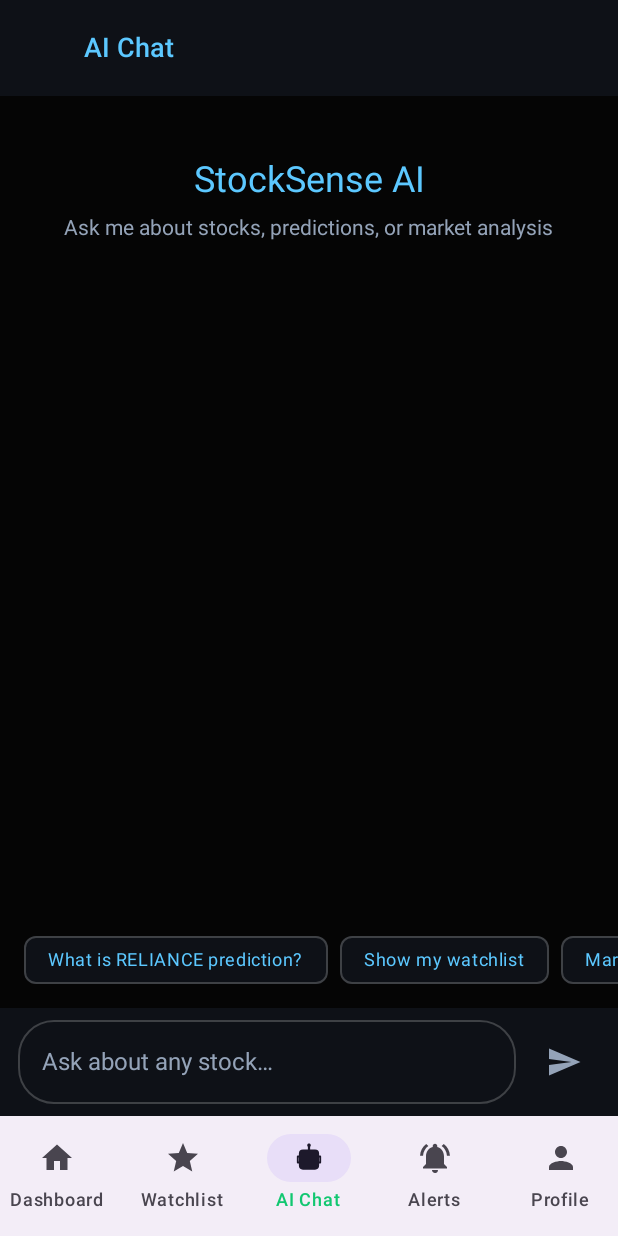
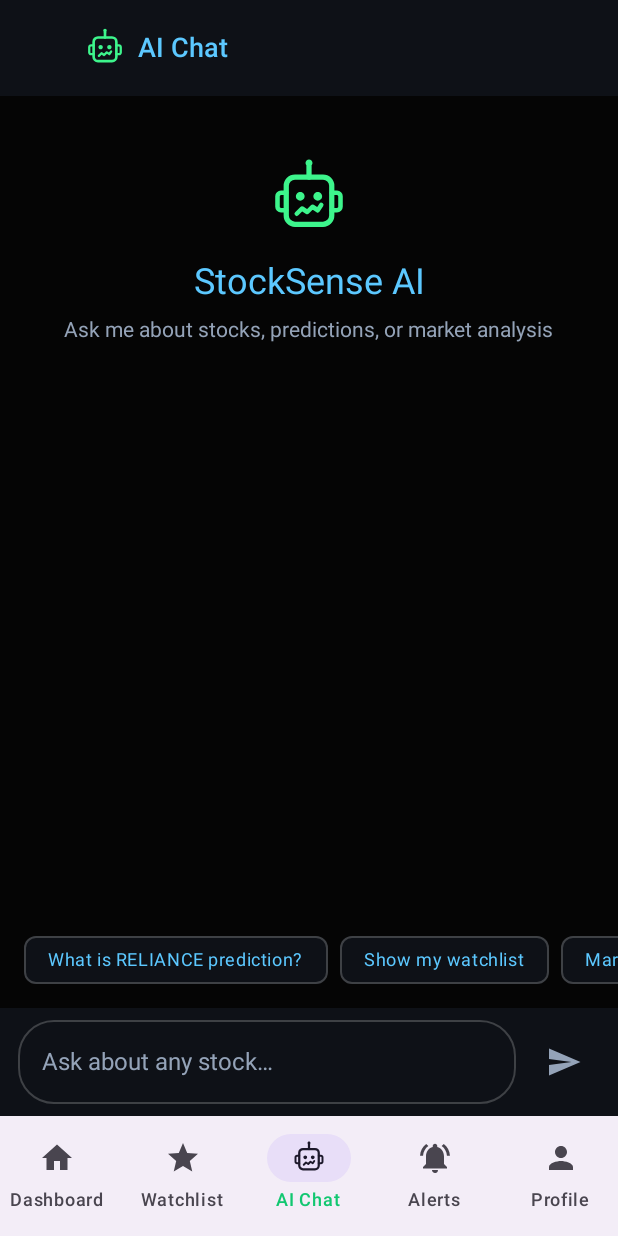
Before and after one commit to upamanyu92/Stocksense-financeAI, an Android app built with Jetpack Compose: the ChatScreen screen opened through its navigation route, on a phone screen of 412 x 824 dp. Run offline under Robolectric (Android 15) with nearby library versions, the phone set to English and light mode, and no system bars; our stand-ins replace Room's generated code.

Commit message:
Fix AI Chat icon: redesign as monochrome vector for proper Material 3 tinting
The previous icon had hardcoded multi-colors (#5CC8FF, #3DF58C) that were
overridden by Material 3's Icon tint, breaking the icon appearance in the
navigation bar.

- Redesign ic_ai_agent.xml as monochrome (all #FF000000) so Material 3
  tinting correctly handles selected/unselected states
- Design: robot face with stock-chart uptrend mouth, antenna, ear connectors
- Add AI agent icon to ChatScreen top bar title and welcome message area

Agent-Logs-Url: https://github.com/upamanyu92/Stocksense-financeAI/sessions/14dad57b-d3d6-4f67-80d4-81f3ede7f13c

Co-authored-by: upamanyu92 <8329782+upamanyu92@users.noreply.github.com>

```diff
--- a/app/src/main/java/com/stocksense/app/ui/screens/ChatScreen.kt
+++ b/app/src/main/java/com/stocksense/app/ui/screens/ChatScreen.kt
@@ -16,7 +16,9 @@ import androidx.compose.runtime.*
 import androidx.compose.ui.Alignment
 import androidx.compose.ui.Modifier
 import androidx.compose.ui.draw.clip
+import androidx.compose.ui.res.painterResource
 import androidx.compose.ui.unit.dp
+import com.stocksense.app.R
 import com.stocksense.app.ui.theme.*
 import com.stocksense.app.viewmodel.ChatUiMessage
 import com.stocksense.app.viewmodel.ChatViewModel
@@ -42,7 +44,18 @@ fun ChatScreen(
     Scaffold(
         topBar = {
             TopAppBar(
-                title = { Text("AI Chat") },
+                title = {
+                    Row(verticalAlignment = Alignment.CenterVertically) {
+                        Icon(
+                            painter = painterResource(id = R.drawable.ic_ai_agent),
+                            contentDescription = null,
+                            modifier = Modifier.size(28.dp),
+                            tint = NeonGreen
+                        )
+                        Spacer(modifier = Modifier.width(8.dp))
+                        Text("AI Chat")
+                    }
+                },
                 navigationIcon = {
                     IconButton(onClick = onBack) {
                         Icon(
@@ -132,6 +145,13 @@ private fun WelcomeMessage() {
             .padding(vertical = 32.dp),
         horizontalAlignment = Alignment.CenterHorizontally
     ) {
+        Icon(
+            painter = painterResource(id = R.drawable.ic_ai_agent),
+            contentDescription = "StockSense AI",
+            modifier = Modifier.size(56.dp),
+            tint = NeonGreen
+        )
+        Spacer(modifier = Modifier.height(12.dp))
         Text(
             text = "StockSense AI",
             style = MaterialTheme.typography.headlineSmall,
--- a/app/src/main/res/drawable/ic_ai_agent.xml
+++ b/app/src/main/res/drawable/ic_ai_agent.xml
@@ -5,70 +5,59 @@
     android:viewportWidth="24"
     android:viewportHeight="24">
 
-    <!-- Robot head outline -->
+    <!-- Antenna tip -->
     <path
-        android:pathData="M6,9 L6,17 Q6,19 8,19 L16,19 Q18,19 18,17 L18,9 Q18,7 16,7 L8,7 Q6,7 6,9 Z"
-        android:strokeColor="#5CC8FF"
-        android:strokeWidth="1.5"
-        android:fillColor="#0E1117" />
+        android:pathData="M12,2m-1,0a1,1 0,1,1 2,0a1,1 0,1,1 -2,0"
+        android:fillColor="#FF000000" />
 
-    <!-- Antenna -->
+    <!-- Antenna stem -->
     <path
-        android:pathData="M12,7 L12,4"
-        android:strokeColor="#5CC8FF"
+        android:pathData="M12,3L12,6"
+        android:strokeColor="#FF000000"
         android:strokeWidth="1.5"
         android:strokeLineCap="round" />
 
-    <!-- Antenna tip (circle) -->
+    <!-- Robot head (rounded rectangle outline) -->
     <path
-        android:pathData="M12,3.5 m-1.2,0 a1.2,1.2 0,1 1,2.4 0 a1.2,1.2 0,1 1,-2.4 0"
-        android:fillColor="#3DF58C" />
+        android:pathData="M8,6L16,6C17.38,6 18.5,7.12 18.5,8.5L18.5,17C18.5,18.38 17.38,19.5 16,19.5L8,19.5C6.62,19.5 5.5,18.38 5.5,17L5.5,8.5C5.5,7.12 6.62,6 8,6z"
+        android:strokeColor="#FF000000"
+        android:strokeWidth="1.5"
+        android:fillColor="#00000000" />
 
-    <!-- Left eye (glowing) -->
+    <!-- Left eye -->
     <path
-        android:pathData="M9.5,12 m-1.3,0 a1.3,1.3 0,1 1,2.6 0 a1.3,1.3 0,1 1,-2.6 0"
-        android:fillColor="#3DF58C" />
+        android:pathData="M9.5,11.5m-1.25,0a1.25,1.25 0,1,1 2.5,0a1.25,1.25 0,1,1 -2.5,0"
+        android:fillColor="#FF000000" />
 
-    <!-- Right eye (glowing) -->
+    <!-- Right eye -->
     <path
-        android:pathData="M14.5,12 m-1.3,0 a1.3,1.3 0,1 1,2.6 0 a1.3,1.3 0,1 1,-2.6 0"
-        android:fillColor="#3DF58C" />
+        android:pathData="M14.5,11.5m-1.25,0a1.25,1.25 0,1,1 2.5,0a1.25,1.25 0,1,1 -2.5,0"
+        android:fillColor="#FF000000" />
 
-    <!-- Mouth - mini stock chart line -->
+    <!-- Mouth - stock chart uptrend line -->
     <path
-        android:pathData="M8.5,16 L10,14.5 L11.5,15.5 L13,14 L14.5,15 L15.5,13.5"
-        android:strokeColor="#3DF58C"
-        android:strokeWidth="1.2"
+        android:pathData="M8.5,16.5L10,15L11.5,16L13,14.5L14.5,15.5L15.5,14"
+        android:strokeColor="#FF000000"
+        android:strokeWidth="1.3"
         android:fillColor="#00000000"
         android:strokeLineCap="round"
         android:strokeLineJoin="round" />
 
-    <!-- Left ear connector -->
+    <!-- Left ear -->
     <path
-        android:pathData="M6,11 L4.5,11 L4.5,15 L6,15"
-        android:strokeColor="#5CC8FF"
-        android:strokeWidth="1.2"
+        android:pathData="M5.5,10.5L4,10.5A1,1 0,0,0 3,11.5L3,14.5A1,1 0,0,0 4,15.5L5.5,15.5"
+        android:strokeColor="#FF000000"
+        android:strokeWidth="1.3"
         android:fillColor="#00000000"
         android:strokeLineCap="round"
         android:strokeLineJoin="round" />
 
-    <!-- Right ear connector -->
+    <!-- Right ear -->
     <path
-        android:pathData="M18,11 L19.5,11 L19.5,15 L18,15"
-        android:strokeColor="#5CC8FF"
-        android:strokeWidth="1.2"
+        android:pathData="M18.5,10.5L20,10.5A1,1 0,0,1 21,11.5L21,14.5A1,1 0,0,1 20,15.5L18.5,15.5"
+        android:strokeColor="#FF000000"
+        android:strokeWidth="1.3"
         android:fillColor="#00000000"
         android:strokeLineCap="round"
         android:strokeLineJoin="round" />
-
-    <!-- Circuit dots on forehead -->
-    <path
-        android:pathData="M10,9 m-0.5,0 a0.5,0.5 0,1 1,1 0 a0.5,0.5 0,1 1,-1 0"
-        android:fillColor="#5CC8FF" />
-    <path
-        android:pathData="M12,9 m-0.5,0 a0.5,0.5 0,1 1,1 0 a0.5,0.5 0,1 1,-1 0"
-        android:fillColor="#5CC8FF" />
-    <path
-        android:pathData="M14,9 m-0.5,0 a0.5,0.5 0,1 1,1 0 a0.5,0.5 0,1 1,-1 0"
-        android:fillColor="#5CC8FF" />
 </vector>
```
